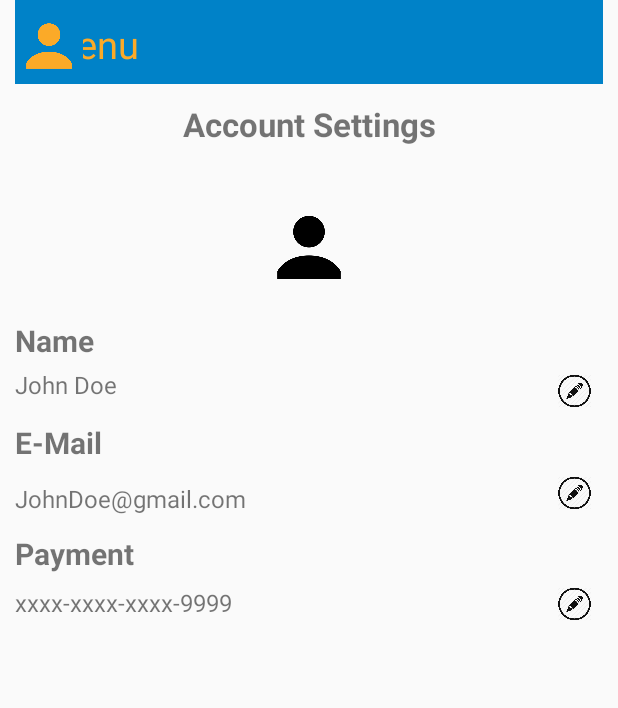
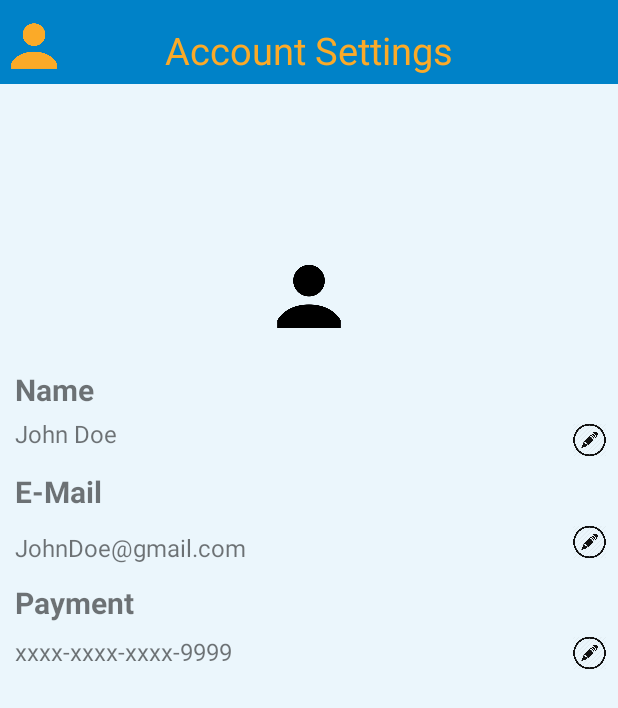
Before and after one commit to MichaelJSmith8/KrishnaLunch, an Android app: the layout account_settings.xml on its own in the app's theme, with its tools: preview values and no code run, on a phone screen of 412 x 824 dp. Shown: the top 708 px of the screen. Run offline under Robolectric (Android 15) with nearby library versions, the phone set to English and light mode, and no system bars.

Commit message:
deleted extraneous text

```diff
--- a/app/src/main/res/layout/account_settings.xml
+++ b/app/src/main/res/layout/account_settings.xml
@@ -4,12 +4,12 @@
     xmlns:tools="http://schemas.android.com/tools"
     android:layout_width="match_parent"
     android:layout_height="match_parent"
-    android:layout_marginLeft="10dp"
-    android:layout_marginRight="10dp">
+    android:background="@color/background"
+    >
 
     <android.support.v7.widget.Toolbar
         android:id="@+id/toolbar2"
-        android:layout_width="421dp"
+        android:layout_width="match_parent"
         android:layout_height="wrap_content"
         android:background="@color/colorPrimary"
         android:minHeight="?attr/actionBarSize"
@@ -26,13 +26,13 @@
         android:layout_centerHorizontal="true"
         android:layout_gravity="center"
         android:layout_marginStart="8dp"
-        android:layout_marginTop="12dp"
+        android:layout_marginTop="16dp"
         android:layout_marginEnd="8dp"
-        android:text="Weekly Menu"
+        android:text="Account Settings"
         android:textColor="@color/colorAccent"
         android:textSize="25dp"
         android:visibility="visible"
-        app:layout_constraintEnd_toEndOf="@+id/imageButton3"
+        app:layout_constraintEnd_toEndOf="parent"
         app:layout_constraintStart_toStartOf="@+id/toolbar2"
         app:layout_constraintTop_toTopOf="@+id/toolbar2" />
 
@@ -48,20 +48,20 @@
         android:tint="@color/colorAccent"
         app:layout_constraintTop_toTopOf="parent"
         app:srcCompat="@drawable/usericon"
-        tools:layout_editor_absoluteX="362dp" />
+        tools:layout_editor_absoluteX="338dp" />
+
     <TextView
         android:id="@+id/textView"
         android:layout_width="match_parent"
-        android:layout_height="wrap_content"
+        android:layout_height="50dp"
         android:layout_marginStart="8dp"
-        android:layout_marginTop="68dp"
+        android:layout_marginTop="84dp"
         android:layout_marginEnd="8dp"
         android:gravity="center"
-        android:text="Account Settings"
         android:textSize="22dp"
         android:textStyle="bold"
         app:layout_constraintEnd_toEndOf="parent"
-        app:layout_constraintHorizontal_bias="1.0"
+        app:layout_constraintHorizontal_bias="0.0"
         app:layout_constraintStart_toStartOf="parent"
         app:layout_constraintTop_toTopOf="parent" />
 
@@ -70,7 +70,7 @@
         android:layout_width="wrap_content"
         android:layout_height="63dp"
         android:layout_marginStart="8dp"
-        android:layout_marginTop="36dp"
+        android:layout_marginTop="32dp"
         android:layout_marginEnd="8dp"
         android:src="@drawable/usericon"
         app:layout_constraintEnd_toEndOf="parent"
@@ -85,6 +85,7 @@
         android:text="Name"
         android:textSize="20dp"
         android:textStyle="bold"
+        android:layout_marginLeft="10dp"
         app:layout_constraintEnd_toEndOf="parent"
         app:layout_constraintHorizontal_bias="0.0"
         app:layout_constraintStart_toStartOf="parent"
@@ -95,6 +96,7 @@
         android:layout_height="40dp"
         android:layout_marginEnd="8dp"
         android:src="@drawable/pencilIcon"
+        android:layout_marginRight="10dp"
         app:layout_constraintEnd_toEndOf="@+id/editText"
         tools:layout_editor_absoluteY="233dp"
         app:layout_constraintTop_toBottomOf="@+id/textView2"/>
@@ -106,6 +108,7 @@
         android:layout_marginTop="32dp"
         android:text="John Doe"
         android:textSize="16dp"
+        android:layout_marginLeft="10dp"
         app:layout_constraintEnd_toEndOf="parent"
         app:layout_constraintHorizontal_bias="1.0"
         app:layout_constraintStart_toStartOf="parent"
@@ -119,6 +122,7 @@
         android:text="E-Mail"
         android:textSize="20dp"
         android:textStyle="bold"
+        android:layout_marginLeft="10dp"
         app:layout_constraintEnd_toEndOf="parent"
         app:layout_constraintHorizontal_bias="0.0"
         app:layout_constraintStart_toStartOf="parent"
@@ -129,6 +133,7 @@
         android:layout_height="40dp"
         android:layout_marginEnd="8dp"
         android:src="@drawable/pencilIcon"
+        android:layout_marginRight="10dp"
         app:layout_constraintEnd_toEndOf="parent"
         tools:layout_editor_absoluteY="308dp"
         app:layout_constraintTop_toBottomOf="@+id/textView3"/>
@@ -140,6 +145,7 @@
         android:layout_marginTop="40dp"
         android:text="JohnDoe@gmail.com"
         android:textSize="16dp"
+        android:layout_marginLeft="10dp"
         app:layout_constraintEnd_toEndOf="parent"
         app:layout_constraintHorizontal_bias="0.0"
         app:layout_constraintStart_toStartOf="parent"
@@ -153,6 +159,7 @@
         android:text="Payment"
         android:textSize="20dp"
         android:textStyle="bold"
+        android:layout_marginLeft="10dp"
         app:layout_constraintEnd_toEndOf="parent"
         app:layout_constraintStart_toStartOf="parent"
         app:layout_constraintTop_toBottomOf="@+id/textView4" />
@@ -162,6 +169,7 @@
         android:layout_height="40dp"
         android:layout_marginEnd="8dp"
         android:src="@drawable/pencilIcon"
+        android:layout_marginRight="10dp"
         app:layout_constraintEnd_toEndOf="parent"
         app:layout_constraintTop_toBottomOf="@+id/textView5" />
 
@@ -172,6 +180,7 @@
         android:layout_marginTop="8dp"
         android:text="xxxx-xxxx-xxxx-9999"
         android:textSize="16dp"
+        android:layout_marginLeft="10dp"
         app:layout_constraintEnd_toEndOf="parent"
         app:layout_constraintStart_toStartOf="parent"
         app:layout_constraintTop_toBottomOf="@+id/textView5" />
--- a/app/src/main/res/values/colors.xml
+++ b/app/src/main/res/values/colors.xml
@@ -3,4 +3,6 @@
     <color name="colorPrimary">#0082C8</color>
     <color name="colorPrimaryDark">#000000</color>
     <color name="colorAccent">#FBAA28</color>
+    <color name="background">#EBF6FC</color>
+    <color name="text">#4AADE4</color>
 </resources>
```
